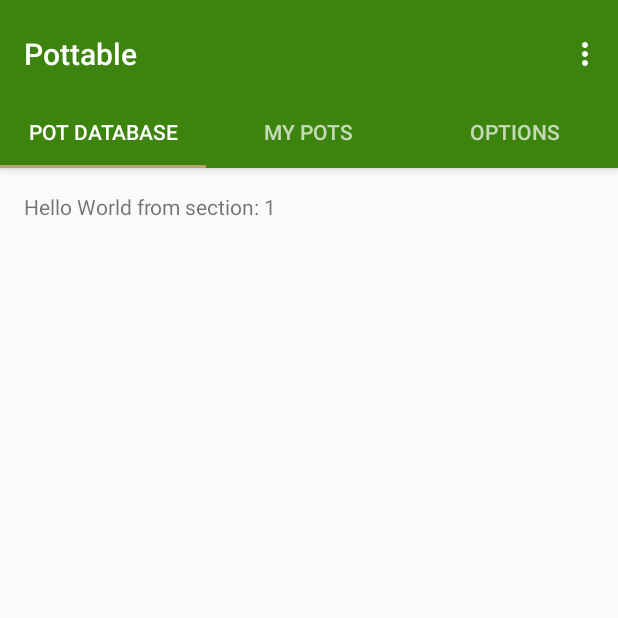
After one commit to hkhhiem/pottable-app, an Android app: the navtab screen opened directly, with no data from a screen before it, on a phone screen of 412 x 824 dp, the top half of it. The commit adds this screen. Run offline under Robolectric (Android 15) with nearby library versions, the phone set to English and light mode, and no system bars.

Commit message:
New default activity with 3 tabs and colored in accordance to our codes (the hex codes after the color dots in my proposal)

```diff
--- a/app/src/main/AndroidManifest.xml
+++ b/app/src/main/AndroidManifest.xml
@@ -16,6 +16,10 @@
                 <category android:name="android.intent.category.LAUNCHER" />
             </intent-filter>
         </activity>
+        <activity
+            android:name=".navtab"
+            android:label="@string/title_activity_navtab"
+            android:theme="@style/AppTheme.NoActionBar"></activity>
     </application>
 
 </manifest>
--- /dev/null
+++ b/app/src/main/java/tpp/pottable/navtab.java
@@ -0,0 +1,142 @@
+package tpp.pottable;
+
+import android.support.design.widget.TabLayout;
+import android.support.design.widget.FloatingActionButton;
+import android.support.design.widget.Snackbar;
+import android.support.v7.app.AppCompatActivity;
+import android.support.v7.widget.Toolbar;
+
+import android.support.v4.app.Fragment;
+import android.support.v4.app.FragmentManager;
+import android.support.v4.app.FragmentPagerAdapter;
+import android.support.v4.view.ViewPager;
+import android.os.Bundle;
+import android.view.LayoutInflater;
+import android.view.Menu;
+import android.view.MenuItem;
+import android.view.View;
+import android.view.ViewGroup;
+
+import android.widget.TextView;
+
+public class navtab extends AppCompatActivity {
+
+    /**
+     * The {@link android.support.v4.view.PagerAdapter} that will provide
+     * fragments for each of the sections. We use a
+     * {@link FragmentPagerAdapter} derivative, which will keep every
+     * loaded fragment in memory. If this becomes too memory intensive, it
+     * may be best to switch to a
+     * {@link android.support.v4.app.FragmentStatePagerAdapter}.
+     */
+    private SectionsPagerAdapter mSectionsPagerAdapter;
+
+    /**
+     * The {@link ViewPager} that will host the section contents.
+     */
+    private ViewPager mViewPager;
+
+    @Override
+    protected void onCreate(Bundle savedInstanceState) {
+        super.onCreate(savedInstanceState);
+        setContentView(R.layout.activity_navtab);
+
+        Toolbar toolbar = (Toolbar) findViewById(R.id.toolbar);
+        setSupportActionBar(toolbar);
+        // Create the adapter that will return a fragment for each of the three
+        // primary sections of the activity.
+        mSectionsPagerAdapter = new SectionsPagerAdapter(getSupportFragmentManager());
+
+        // Set up the ViewPager with the sections adapter.
+        mViewPager = (ViewPager) findViewById(R.id.container);
+        mViewPager.setAdapter(mSectionsPagerAdapter);
+
+        TabLayout tabLayout = (TabLayout) findViewById(R.id.tabs);
+
+        mViewPager.addOnPageChangeListener(new TabLayout.TabLayoutOnPageChangeListener(tabLayout));
+        tabLayout.addOnTabSelectedListener(new TabLayout.ViewPagerOnTabSelectedListener(mViewPager));
+
+    }
+
+
+    @Override
+    public boolean onCreateOptionsMenu(Menu menu) {
+        // Inflate the menu; this adds items to the action bar if it is present.
+        getMenuInflater().inflate(R.menu.menu_navtab, menu);
+        return true;
+    }
+
+    @Override
+    public boolean onOptionsItemSelected(MenuItem item) {
+        // Handle action bar item clicks here. The action bar will
+        // automatically handle clicks on the Home/Up button, so long
+        // as you specify a parent activity in AndroidManifest.xml.
+        int id = item.getItemId();
+
+        //noinspection SimplifiableIfStatement
+        if (id == R.id.action_settings) {
+            return true;
+        }
+
+        return super.onOptionsItemSelected(item);
+    }
+
+    /**
+     * A placeholder fragment containing a simple view.
+     */
+    public static class PlaceholderFragment extends Fragment {
+        /**
+         * The fragment argument representing the section number for this
+         * fragment.
+         */
+        private static final String ARG_SECTION_NUMBER = "section_number";
+
+        public PlaceholderFragment() {
+        }
+
+        /**
+         * Returns a new instance of this fragment for the given section
+         * number.
+         */
+        public static PlaceholderFragment newInstance(int sectionNumber) {
+            PlaceholderFragment fragment = new PlaceholderFragment();
+            Bundle args = new Bundle();
+            args.putInt(ARG_SECTION_NUMBER, sectionNumber);
+            fragment.setArguments(args);
+            return fragment;
+        }
+
+        @Override
+        public View onCreateView(LayoutInflater inflater, ViewGroup container,
+                                 Bundle savedInstanceState) {
+            View rootView = inflater.inflate(R.layout.fragment_navtab, container, false);
+            TextView textView = (TextView) rootView.findViewById(R.id.section_label);
+            textView.setText(getString(R.string.section_format, getArguments().getInt(ARG_SECTION_NUMBER)));
+            return rootView;
+        }
+    }
+
+    /**
+     * A {@link FragmentPagerAdapter} that returns a fragment corresponding to
+     * one of the sections/tabs/pages.
+     */
+    public class SectionsPagerAdapter extends FragmentPagerAdapter {
+
+        public SectionsPagerAdapter(FragmentManager fm) {
+            super(fm);
+        }
+
+        @Override
+        public Fragment getItem(int position) {
+            // getItem is called to instantiate the fragment for the given page.
+            // Return a PlaceholderFragment (defined as a static inner class below).
+            return PlaceholderFragment.newInstance(position + 1);
+        }
+
+        @Override
+        public int getCount() {
+            // Show 3 total pages.
+            return 3;
+        }
+    }
+}
--- /dev/null
+++ b/app/src/main/res/layout/activity_navtab.xml
@@ -0,0 +1,62 @@
+<?xml version="1.0" encoding="utf-8"?>
+<android.support.design.widget.CoordinatorLayout xmlns:android="http://schemas.android.com/apk/res/android"
+    xmlns:app="http://schemas.android.com/apk/res-auto"
+    xmlns:tools="http://schemas.android.com/tools"
+    android:id="@+id/main_content"
+    android:layout_width="match_parent"
+    android:layout_height="match_parent"
+    android:fitsSystemWindows="true"
+    tools:context=".navtab">
+
+    <android.support.design.widget.AppBarLayout
+        android:id="@+id/appbar"
+        android:layout_width="match_parent"
+        android:layout_height="wrap_content"
+        android:paddingTop="@dimen/appbar_padding_top"
+        android:theme="@style/AppTheme.AppBarOverlay">
+
+        <android.support.v7.widget.Toolbar
+            android:id="@+id/toolbar"
+            android:layout_width="match_parent"
+            android:layout_height="?attr/actionBarSize"
+            android:layout_weight="1"
+            android:background="?attr/colorPrimary"
+            app:layout_scrollFlags="scroll|enterAlways"
+            app:popupTheme="@style/AppTheme.PopupOverlay"
+            app:title="@string/app_name">
+
+        </android.support.v7.widget.Toolbar>
+
+        <android.support.design.widget.TabLayout
+            android:id="@+id/tabs"
+            android:layout_width="match_parent"
+            android:layout_height="wrap_content">
+
+            <android.support.design.widget.TabItem
+                android:id="@+id/pot_database"
+                android:layout_width="wrap_content"
+                android:layout_height="wrap_content"
+                android:text="@string/tab_text_1" />
+
+            <android.support.design.widget.TabItem
+                android:id="@+id/my_pots"
+                android:layout_width="wrap_content"
+                android:layout_height="wrap_content"
+                android:text="@string/tab_text_2" />
+
+            <android.support.design.widget.TabItem
+                android:id="@+id/options"
+                android:layout_width="wrap_content"
+                android:layout_height="wrap_content"
+                android:text="@string/tab_text_3" />
+
+        </android.support.design.widget.TabLayout>
+    </android.support.design.widget.AppBarLayout>
+
+    <android.support.v4.view.ViewPager
+        android:id="@+id/container"
+        android:layout_width="match_parent"
+        android:layout_height="wrap_content"
+        app:layout_behavior="@string/appbar_scrolling_view_behavior" />
+
+</android.support.design.widget.CoordinatorLayout>
--- /dev/null
+++ b/app/src/main/res/layout/fragment_navtab.xml
@@ -0,0 +1,23 @@
+<?xml version="1.0" encoding="utf-8"?>
+<android.support.constraint.ConstraintLayout xmlns:android="http://schemas.android.com/apk/res/android"
+    xmlns:app="http://schemas.android.com/apk/res-auto"
+    xmlns:tools="http://schemas.android.com/tools"
+    android:id="@+id/constraintLayout"
+    android:layout_width="match_parent"
+    android:layout_height="match_parent"
+    tools:context=".navtab$PlaceholderFragment">
+
+    <TextView
+        android:id="@+id/section_label"
+        android:layout_width="wrap_content"
+        android:layout_height="wrap_content"
+        android:layout_marginBottom="@dimen/activity_vertical_margin"
+        android:layout_marginEnd="@dimen/activity_horizontal_margin"
+        android:layout_marginStart="@dimen/activity_horizontal_margin"
+        android:layout_marginTop="@dimen/activity_vertical_margin"
+        app:layout_constraintLeft_toLeftOf="parent"
+        app:layout_constraintTop_toTopOf="@+id/constraintLayout"
+        tools:layout_constraintLeft_creator="1"
+        tools:layout_constraintTop_creator="1" />
+
+</android.support.constraint.ConstraintLayout>
--- /dev/null
+++ b/app/src/main/res/menu/menu_navtab.xml
@@ -0,0 +1,10 @@
+<menu xmlns:android="http://schemas.android.com/apk/res/android"
+    xmlns:app="http://schemas.android.com/apk/res-auto"
+    xmlns:tools="http://schemas.android.com/tools"
+    tools:context="tpp.pottable.navtab">
+    <item
+        android:id="@+id/action_settings"
+        android:orderInCategory="100"
+        android:title="@string/action_settings"
+        app:showAsAction="never" />
+</menu>
--- /dev/null
+++ b/app/src/main/res/values-w820dp/dimens.xml
@@ -0,0 +1,6 @@
+<resources>
+    <!-- Example customization of dimensions originally defined in res/values/dimens.xml
+         (such as screen margins) for screens with more than 820dp of available width. This
+         would include 7" and 10" devices in landscape (~960dp and ~1280dp respectively). -->
+    <dimen name="activity_horizontal_margin">64dp</dimen>
+</resources>
--- a/app/src/main/res/values/colors.xml
+++ b/app/src/main/res/values/colors.xml
@@ -1,6 +1,6 @@
 <?xml version="1.0" encoding="utf-8"?>
 <resources>
-    <color name="colorPrimary">#3F51B5</color>
-    <color name="colorPrimaryDark">#303F9F</color>
-    <color name="colorAccent">#FF4081</color>
+    <color name="colorPrimary">#3D840F</color>
+    <color name="colorPrimaryDark">#3D840F</color> //to be changed later
+    <color name="colorAccent">#BC9F71</color>
 </resources>
--- /dev/null
+++ b/app/src/main/res/values/dimens.xml
@@ -0,0 +1,7 @@
+<resources>
+    <!-- Default screen margins, per the Android Design guidelines. -->
+    <dimen name="activity_horizontal_margin">16dp</dimen>
+    <dimen name="activity_vertical_margin">16dp</dimen>
+    <dimen name="fab_margin">16dp</dimen>
+    <dimen name="appbar_padding_top">8dp</dimen>
+</resources>
--- a/app/src/main/res/values/strings.xml
+++ b/app/src/main/res/values/strings.xml
@@ -1,3 +1,9 @@
 <resources>
-    <string name="app_name">Pottable</string>
+    <string name="app_name" translatable="false">Pottable</string>
+    <string name="title_activity_navtab">navtab</string>
+    <string name="tab_text_1">Pot Database</string>
+    <string name="tab_text_2">My Pots</string>
+    <string name="tab_text_3">Options</string>
+    <string name="action_settings">Settings</string>
+    <string name="section_format">Hello World from section: %1$d</string>
 </resources>
--- a/app/src/main/res/values/styles.xml
+++ b/app/src/main/res/values/styles.xml
@@ -8,4 +8,13 @@
         <item name="colorAccent">@color/colorAccent</item>
     </style>
 
+    <style name="AppTheme.NoActionBar">
+        <item name="windowActionBar">false</item>
+        <item name="windowNoTitle">true</item>
+    </style>
+
+    <style name="AppTheme.AppBarOverlay" parent="ThemeOverlay.AppCompat.Dark.ActionBar" />
+
+    <style name="AppTheme.PopupOverlay" parent="ThemeOverlay.AppCompat.Light" />
+
 </resources>
```
